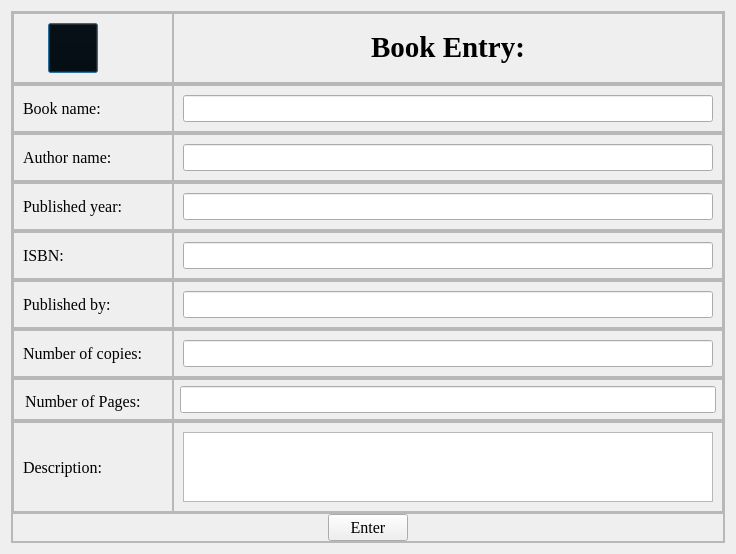
Qt form entry.ui (aavashlamichhane/LibMan) before a commit.
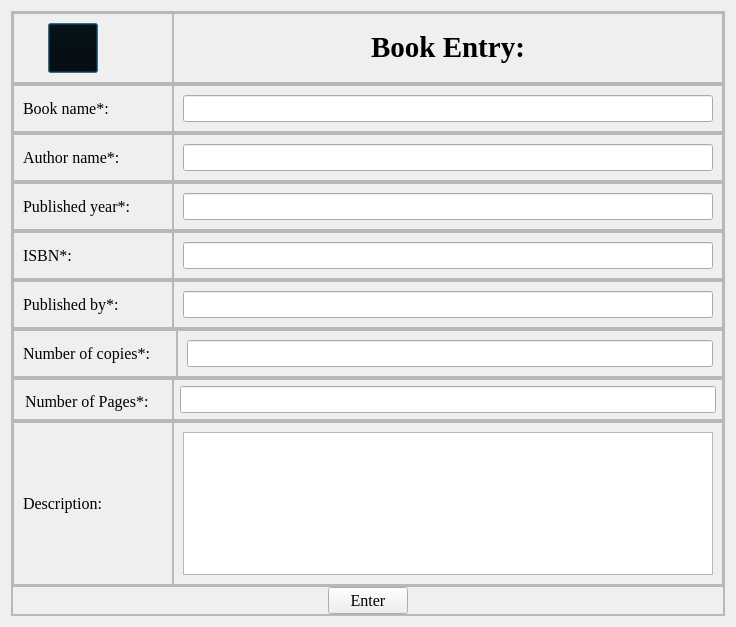
The same form after that commit. Icons and pictures are not drawn.

```diff
--- a/entry.ui
+++ b/entry.ui
@@ -6,8 +6,8 @@
    <rect>
     <x>0</x>
     <y>0</y>
-    <width>726</width>
-    <height>546</height>
+    <width>736</width>
+    <height>627</height>
    </rect>
   </property>
   <property name="windowTitle">
@@ -223,7 +223,7 @@
                </font>
               </property>
               <property name="text">
-               <string>Book name:</string>
+               <string>Book name*:</string>
               </property>
              </widget>
             </item>
@@ -303,7 +303,7 @@
                </font>
               </property>
               <property name="text">
-               <string>Author name:</string>
+               <string>Author name*:</string>
               </property>
              </widget>
             </item>
@@ -383,7 +383,7 @@
                </font>
               </property>
               <property name="text">
-               <string>Published year:</string>
+               <string>Published year*:</string>
               </property>
              </widget>
             </item>
@@ -469,7 +469,7 @@
             <item>
              <widget class="QLabel" name="label_5">
               <property name="text">
-               <string>ISBN:</string>
+               <string>ISBN*:</string>
               </property>
              </widget>
             </item>
@@ -549,7 +549,7 @@
                </font>
               </property>
               <property name="text">
-               <string>Published by:</string>
+               <string>Published by*:</string>
               </property>
              </widget>
             </item>
@@ -629,7 +629,7 @@
                </font>
               </property>
               <property name="text">
-               <string>Number of copies:    </string>
+               <string>Number of copies*:    </string>
               </property>
              </widget>
             </item>
@@ -730,7 +730,7 @@
                </font>
               </property>
               <property name="text">
-               <string>Number of Pages:</string>
+               <string>Number of Pages*:</string>
               </property>
              </widget>
             </item>
```
